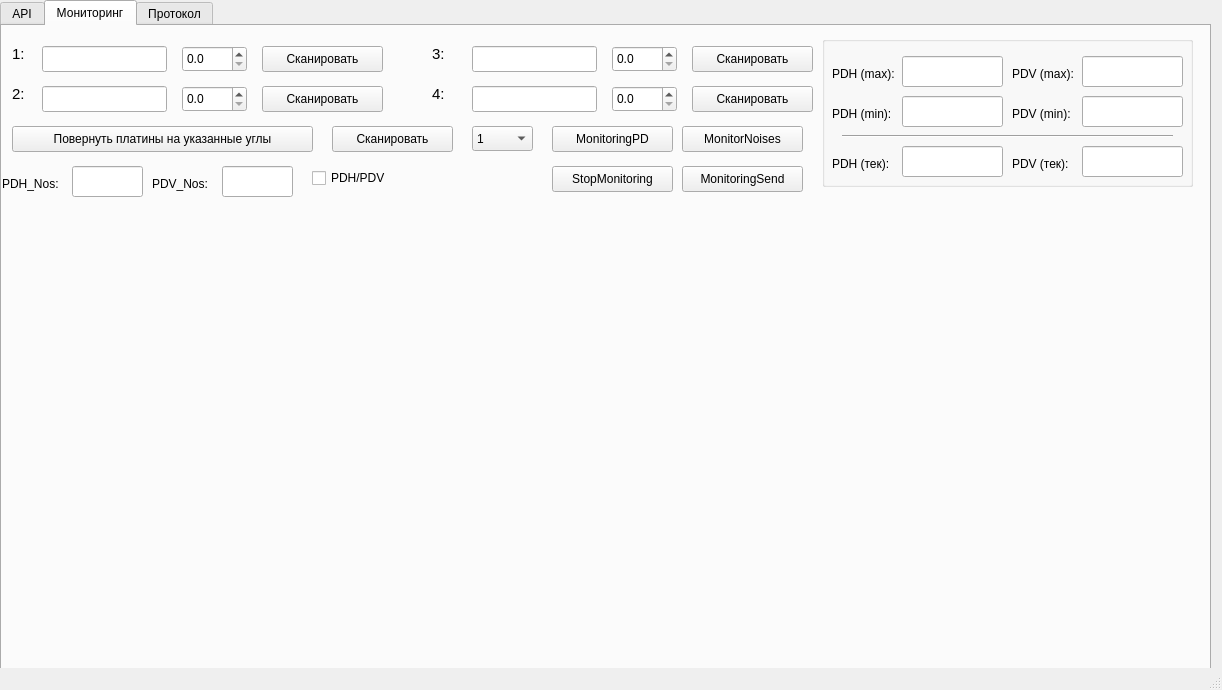
The window that mainwindow.ui (LukArty/QKD_techPO) describes before a commit, drawn with Qt 5.
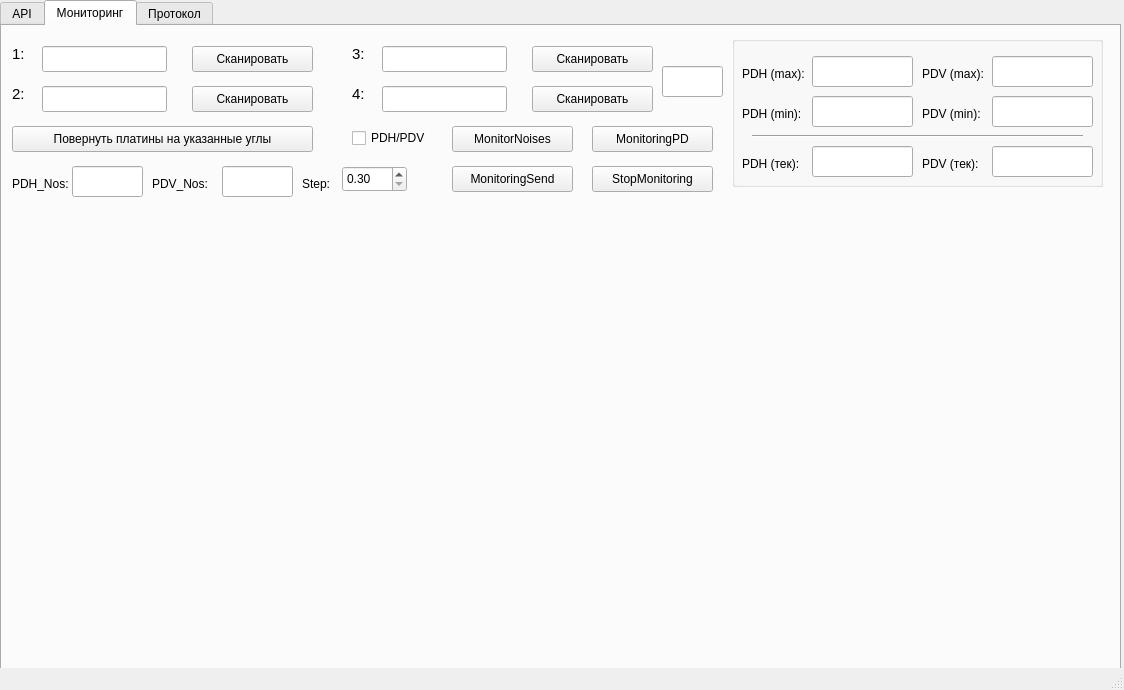
The same window after the commit. The open tabs and pages were chosen to show the change. Custom widgets are drawn as their Qt base class.

Patch:
```diff
--- a/mainwindow.ui
+++ b/mainwindow.ui
@@ -9,7 +9,7 @@
    <rect>
     <x>0</x>
     <y>0</y>
-    <width>1222</width>
+    <width>1124</width>
     <height>690</height>
    </rect>
   </property>
@@ -31,7 +31,7 @@
      <rect>
       <x>0</x>
       <y>0</y>
-      <width>1211</width>
+      <width>1121</width>
       <height>671</height>
      </rect>
     </property>
@@ -732,25 +732,28 @@
        <rect>
         <x>0</x>
         <y>180</y>
-        <width>1191</width>
+        <width>1101</width>
         <height>391</height>
        </rect>
       </property>
       <widget class="QLabel" name="imageLabel">
        <property name="geometry">
         <rect>
-         <x>1070</x>
+         <x>990</x>
          <y>10</y>
-         <width>111</width>
+         <width>101</width>
          <height>41</height>
         </rect>
        </property>
+       <property name="text">
+        <string/>
+       </property>
       </widget>
      </widget>
      <widget class="QPushButton" name="ScanAngles1">
       <property name="geometry">
        <rect>
-        <x>260</x>
+        <x>190</x>
         <y>20</y>
         <width>121</width>
         <height>26</height>
@@ -791,7 +794,7 @@
      <widget class="QPushButton" name="ScanAngles2">
       <property name="geometry">
        <rect>
-        <x>260</x>
+        <x>190</x>
         <y>60</y>
         <width>121</width>
         <height>26</height>
@@ -814,7 +817,7 @@
      <widget class="QLineEdit" name="Angles3">
       <property name="geometry">
        <rect>
-        <x>470</x>
+        <x>380</x>
         <y>20</y>
         <width>125</width>
         <height>26</height>
@@ -824,7 +827,7 @@
      <widget class="QLineEdit" name="Angles4">
       <property name="geometry">
        <rect>
-        <x>470</x>
+        <x>380</x>
         <y>60</y>
         <width>125</width>
         <height>26</height>
@@ -834,7 +837,7 @@
      <widget class="QPushButton" name="ScanAngles3">
       <property name="geometry">
        <rect>
-        <x>690</x>
+        <x>530</x>
         <y>20</y>
         <width>121</width>
         <height>26</height>
@@ -847,7 +850,7 @@
      <widget class="QPushButton" name="ScanAngles4">
       <property name="geometry">
        <rect>
-        <x>690</x>
+        <x>530</x>
         <y>60</y>
         <width>121</width>
         <height>26</height>
@@ -878,7 +881,7 @@
      <widget class="QLabel" name="label_3">
       <property name="geometry">
        <rect>
-        <x>430</x>
+        <x>350</x>
         <y>20</y>
         <width>16</width>
         <height>16</height>
@@ -896,7 +899,7 @@
      <widget class="QLabel" name="label_4">
       <property name="geometry">
        <rect>
-        <x>430</x>
+        <x>350</x>
         <y>60</y>
         <width>16</width>
         <height>16</height>
@@ -914,7 +917,7 @@
      <widget class="QGroupBox" name="groupBox">
       <property name="geometry">
        <rect>
-        <x>820</x>
+        <x>730</x>
         <y>10</y>
         <width>371</width>
         <height>151</height>
@@ -1108,7 +1111,7 @@
      <widget class="QPushButton" name="MonitoringPD">
       <property name="geometry">
        <rect>
-        <x>550</x>
+        <x>590</x>
         <y>100</y>
         <width>121</width>
         <height>26</height>
@@ -1121,7 +1124,7 @@
      <widget class="QPushButton" name="Stop_monitoring">
       <property name="geometry">
        <rect>
-        <x>550</x>
+        <x>590</x>
         <y>140</y>
         <width>121</width>
         <height>26</height>
@@ -1167,7 +1170,7 @@
      <widget class="QLabel" name="label_23">
       <property name="geometry">
        <rect>
-        <x>0</x>
+        <x>10</x>
         <y>150</y>
         <width>61</width>
         <height>16</height>
@@ -1200,11 +1203,24 @@
        <string>PDV_Nos:</string>
       </property>
      </widget>
+     <widget class="QPushButton" name="MonitorNoises">
+      <property name="geometry">
+       <rect>
+        <x>450</x>
+        <y>100</y>
+        <width>121</width>
+        <height>26</height>
+       </rect>
+      </property>
+      <property name="text">
+       <string>MonitorNoises</string>
+      </property>
+     </widget>
      <widget class="QCheckBox" name="PD_Check">
       <property name="geometry">
        <rect>
-        <x>310</x>
-        <y>140</y>
+        <x>350</x>
+        <y>100</y>
         <width>81</width>
         <height>24</height>
        </rect>
@@ -1221,141 +1237,10 @@
        <bool>false</bool>
       </property>
      </widget>
-     <widget class="QDoubleSpinBox" name="Step_scan3">
-      <property name="geometry">
-       <rect>
-        <x>610</x>
-        <y>20</y>
-        <width>65</width>
-        <height>26</height>
-       </rect>
-      </property>
-      <property name="decimals">
-       <number>1</number>
-      </property>
-      <property name="minimum">
-       <double>0.000000000000000</double>
-      </property>
-      <property name="maximum">
-       <double>99.900000000000006</double>
-      </property>
-      <property name="singleStep">
-       <double>0.300000000000000</double>
-      </property>
-     </widget>
-     <widget class="QDoubleSpinBox" name="Step_scan4">
-      <property name="geometry">
-       <rect>
-        <x>610</x>
-        <y>60</y>
-        <width>65</width>
-        <height>26</height>
-       </rect>
-      </property>
-      <property name="decimals">
-       <number>1</number>
-      </property>
-      <property name="minimum">
-       <double>0.000000000000000</double>
-      </property>
-      <property name="maximum">
-       <double>99.900000000000006</double>
-      </property>
-      <property name="singleStep">
-       <double>0.300000000000000</double>
-      </property>
-     </widget>
-     <widget class="QDoubleSpinBox" name="Step_scan1">
-      <property name="geometry">
-       <rect>
-        <x>180</x>
-        <y>20</y>
-        <width>65</width>
-        <height>26</height>
-       </rect>
-      </property>
-      <property name="decimals">
-       <number>1</number>
-      </property>
-      <property name="minimum">
-       <double>0.000000000000000</double>
-      </property>
-      <property name="maximum">
-       <double>99.900000000000006</double>
-      </property>
-      <property name="singleStep">
-       <double>0.300000000000000</double>
-      </property>
-     </widget>
-     <widget class="QDoubleSpinBox" name="Step_scan2">
-      <property name="geometry">
-       <rect>
-        <x>180</x>
-        <y>60</y>
-        <width>65</width>
-        <height>26</height>
-       </rect>
-      </property>
-      <property name="decimals">
-       <number>1</number>
-      </property>
-      <property name="minimum">
-       <double>0.000000000000000</double>
-      </property>
-      <property name="maximum">
-       <double>99.900000000000006</double>
-      </property>
-      <property name="singleStep">
-       <double>0.300000000000000</double>
-      </property>
-     </widget>
-     <widget class="QPushButton" name="Scan_step">
-      <property name="geometry">
-       <rect>
-        <x>330</x>
-        <y>100</y>
-        <width>121</width>
-        <height>26</height>
-       </rect>
-      </property>
-      <property name="text">
-       <string>Сканировать</string>
-      </property>
-     </widget>
-     <widget class="QComboBox" name="comboBox">
-      <property name="geometry">
-       <rect>
-        <x>470</x>
-        <y>100</y>
-        <width>61</width>
-        <height>25</height>
-       </rect>
-      </property>
-      <item>
-       <property name="text">
-        <string>1 </string>
-       </property>
-      </item>
-      <item>
-       <property name="text">
-        <string>2</string>
-       </property>
-      </item>
-      <item>
-       <property name="text">
-        <string>3</string>
-       </property>
-      </item>
-      <item>
-       <property name="text">
-        <string>4</string>
-       </property>
-      </item>
-     </widget>
      <widget class="QPushButton" name="MonitoringSend">
       <property name="geometry">
        <rect>
-        <x>680</x>
+        <x>450</x>
         <y>140</y>
         <width>121</width>
         <height>26</height>
@@ -1365,17 +1250,51 @@
        <string>MonitoringSend</string>
       </property>
      </widget>
-     <widget class="QPushButton" name="MonitorNoises">
+     <widget class="QLabel" name="label_25">
       <property name="geometry">
        <rect>
-        <x>680</x>
-        <y>100</y>
-        <width>121</width>
-        <height>26</height>
+        <x>300</x>
+        <y>150</y>
+        <width>31</width>
+        <height>16</height>
        </rect>
       </property>
+      <property name="font">
+       <font>
+        <pointsize>9</pointsize>
+       </font>
+      </property>
       <property name="text">
-       <string>MonitorNoises</string>
+       <string>Step:</string>
+      </property>
+     </widget>
+     <widget class="QDoubleSpinBox" name="Step_scan">
+      <property name="geometry">
+       <rect>
+        <x>340</x>
+        <y>140</y>
+        <width>65</width>
+        <height>26</height>
+       </rect>
+      </property>
+      <property name="minimum">
+       <double>0.300000000000000</double>
+      </property>
+      <property name="maximum">
+       <double>99.900000000000006</double>
+      </property>
+      <property name="singleStep">
+       <double>0.300000000000000</double>
+      </property>
+     </widget>
+     <widget class="QLineEdit" name="Interval">
+      <property name="geometry">
+       <rect>
+        <x>660</x>
+        <y>40</y>
+        <width>61</width>
+        <height>31</height>
+       </rect>
       </property>
      </widget>
     </widget>
```
Left out of the diff: 184 changed lines with no effect on the pictures.
